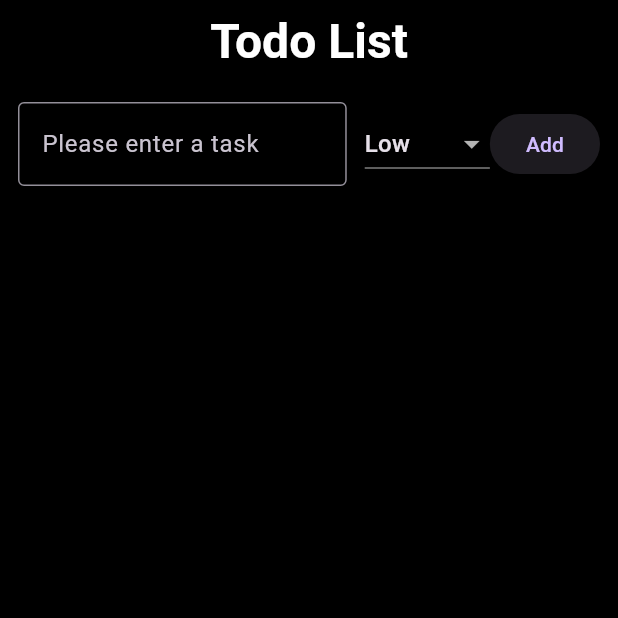
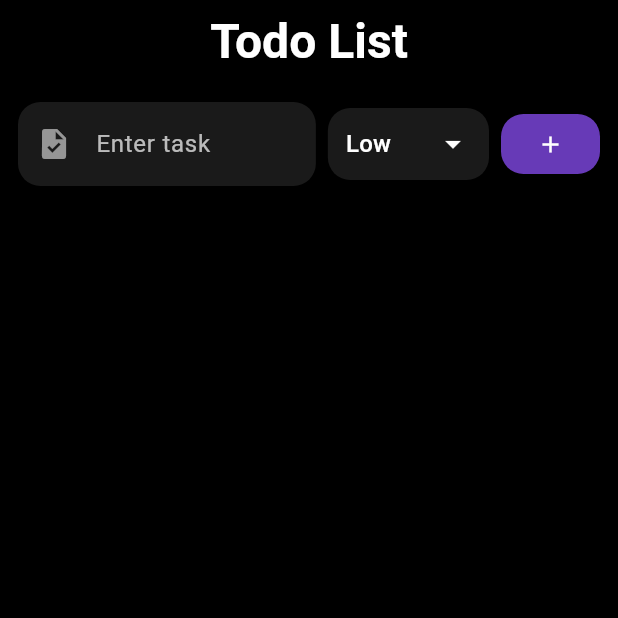
Before and after one commit to KaozhiChen/flutter_todo_list, a Flutter app: the screen it shows after launch, on a phone screen of 412 x 824 dp, the top half of it. Run offline on Flutter 3.47's test engine with Material 3 defaults, Android fonts, the phone set to English and light mode, and no system bars.

Commit message:
Change layout

```diff
--- a/lib/main.dart
+++ b/lib/main.dart
@@ -236,15 +236,33 @@ class _MyHomePageState extends State<MyHomePage> {
                 Expanded(
                   child: TextField(
                     controller: _inputController,
-                    decoration: const InputDecoration(
-                      border: OutlineInputBorder(),
-                      labelText: 'Please enter a task',
+                    decoration: InputDecoration(
+                      filled: true,
+                      fillColor: Colors.white10,
+                      border: OutlineInputBorder(
+                        borderRadius: BorderRadius.circular(15),
+                        borderSide: BorderSide.none,
+                      ),
+                      labelText: 'Enter task',
+                      labelStyle: const TextStyle(color: Colors.white70),
+                      prefixIcon: const Icon(Icons.task, color: Colors.white54),
+                    ),
+                    style: const TextStyle(color: Colors.white),
                   ),
                 ),
+                const SizedBox(width: 8),
+                Container(
+                  padding: const EdgeInsets.symmetric(horizontal: 12),
+                  decoration: BoxDecoration(
+                    color: Colors.white10,
+                    borderRadius: BorderRadius.circular(15),
                   ),
-                const SizedBox(width: 12),
-                DropdownButton<Priority>(
+                  child: DropdownButton<Priority>(
                     value: _selectedPriority,
+                    dropdownColor: Colors.black,
+                    underline: Container(),
+                    icon:
+                        const Icon(Icons.arrow_drop_down, color: Colors.white),
                     onChanged: (Priority? newValue) {
                       setState(() {
                         _selectedPriority = newValue!;
@@ -253,11 +271,25 @@ class _MyHomePageState extends State<MyHomePage> {
                     items: Priority.values.map((Priority priority) {
                       return DropdownMenuItem<Priority>(
                         value: priority,
-                      child: Text(_priorityToString(priority)),
+                        child: Text(
+                          _priorityToString(priority),
+                          style: const TextStyle(color: Colors.white),
+                        ),
                       );
                     }).toList(),
                   ),
-                ElevatedButton(onPressed: _addTask, child: const Text('Add'))
+                ),
+                const SizedBox(width: 8),
+                ElevatedButton(
+                  onPressed: _addTask,
+                  style: ElevatedButton.styleFrom(
+                    backgroundColor: Colors.deepPurple,
+                    shape: RoundedRectangleBorder(
+                      borderRadius: BorderRadius.circular(15),
+                    ),
+                  ),
+                  child: const Icon(Icons.add, color: Colors.white),
+                ),
               ],
             ),
           ),
```
Lines whose indentation alone changed are shown as unchanged.
